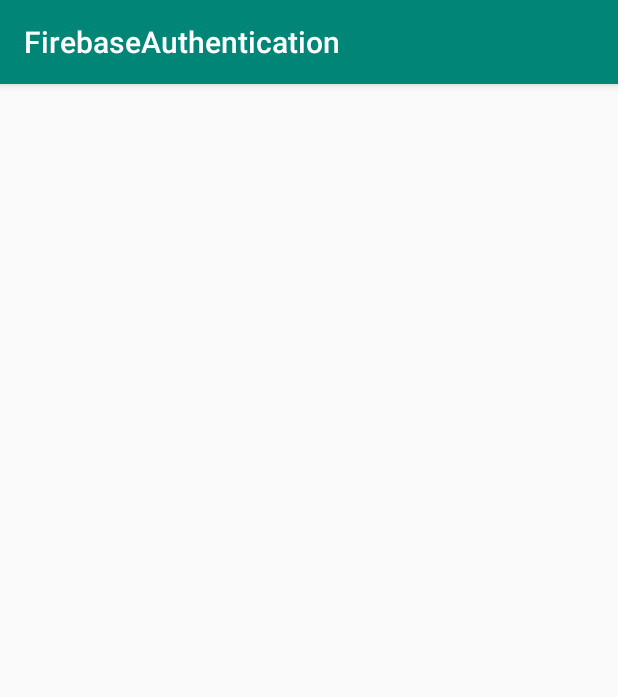
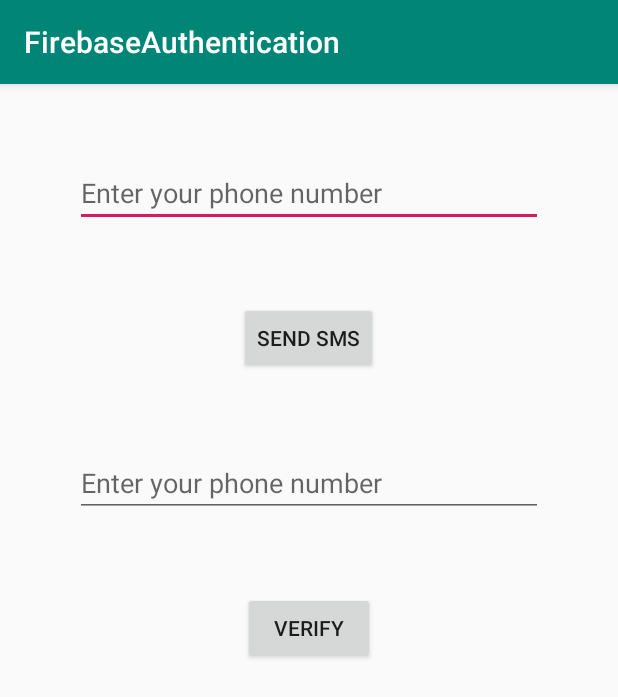
Before and after one commit to AfreenHasheem/FirebaseAuthOTP, an Android app: the screen it shows after launch (MainActivity), on a phone screen of 412 x 824 dp. Shown: the top 697 px of the screen. Run offline under Robolectric (Android 15) with nearby library versions, the phone set to English and light mode, and no system bars; our stand-ins replace Firebase (no records; nobody signed in at launch, a user with empty details on screens opened directly); 1 statement that could not run was skipped.

Commit message:
Adding xml for MainActivity

```diff
--- a/app/src/main/java/com/example/firebaseauthentication/MainActivity.java
+++ b/app/src/main/java/com/example/firebaseauthentication/MainActivity.java
@@ -2,12 +2,61 @@ package com.example.firebaseauthentication;
 
 import android.support.v7.app.AppCompatActivity;
 import android.os.Bundle;
+import android.view.View;
+import android.widget.Button;
+import android.widget.EditText;
+
+import com.google.firebase.FirebaseException;
+import com.google.firebase.auth.FirebaseAuth;
+import com.google.firebase.auth.PhoneAuthCredential;
+import com.google.firebase.auth.PhoneAuthProvider;
 
 public class MainActivity extends AppCompatActivity {
+
+    FirebaseAuth auth;
+    EditText editTextNumber, editTextVerificationCode;
+    Button sendSMSButton, sendVerificationButton;
+    PhoneAuthProvider.OnVerificationStateChangedCallbacks mCallbacks;
 
     @Override
     protected void onCreate(Bundle savedInstanceState) {
         super.onCreate(savedInstanceState);
         setContentView(R.layout.activity_main);
+
+        init();
+
+    }
+
+    private void init() {
+
+        editTextNumber = findViewById(R.id.edit_phone_number);
+        editTextVerificationCode = findViewById(R.id.editTextVerificationCode);
+        sendSMSButton = findViewById(R.id.sendSMSButton);
+        sendVerificationButton = findViewById(R.id.sendVerificationButton);
+
+        //initialise firebase auth
+        auth = FirebaseAuth.getInstance();
+
+        //initialize callback
+        mCallbacks = new PhoneAuthProvider.OnVerificationStateChangedCallbacks() {
+            @Override
+            public void onVerificationCompleted(PhoneAuthCredential phoneAuthCredential) {
+
+            }
+
+            @Override
+            public void onVerificationFailed(FirebaseException e) {
+
+            }
+
+            @Override
+            public void onCodeSent(String s, PhoneAuthProvider.ForceResendingToken forceResendingToken) {
+                super.onCodeSent(s, forceResendingToken);
+            }
+        };
+    }
+
+    public void send_sms(View v){
+
     }
 }
--- a/app/src/main/res/layout/activity_main.xml
+++ b/app/src/main/res/layout/activity_main.xml
@@ -7,6 +7,42 @@
     android:layout_height="match_parent"
     tools:context=".MainActivity">
 
+    <EditText
+        android:id="@+id/editTextNumber"
+        android:layout_width="match_parent"
+        android:layout_height="wrap_content"
+        android:layout_margin="50dp"
+        android:inputType="phone"
+        android:hint="Enter your phone number"
+        />
+
+    <Button
+        android:id="@+id/sendSMSButton"
+        android:layout_width="wrap_content"
+        android:layout_height="wrap_content"
+        android:layout_below="@+id/editTextNumber"
+        android:layout_centerInParent="true"
+        android:text="Send SMS"
+        />
+
+    <EditText
+        android:id="@+id/editTextVerificationCode"
+        android:layout_width="match_parent"
+        android:layout_height="wrap_content"
+        android:layout_margin="50dp"
+        android:inputType="phone"
+        android:hint="Enter your phone number"
+        android:layout_below="@+id/sendSMSButton"
+        />
+
+    <Button
+        android:id="@+id/sendVerificationButton"
+        android:layout_width="wrap_content"
+        android:layout_height="wrap_content"
+        android:layout_below="@+id/editTextVerificationCode"
+        android:layout_centerInParent="true"
+        android:text="Verify"
+        />
 
 
 </RelativeLayout>
```
